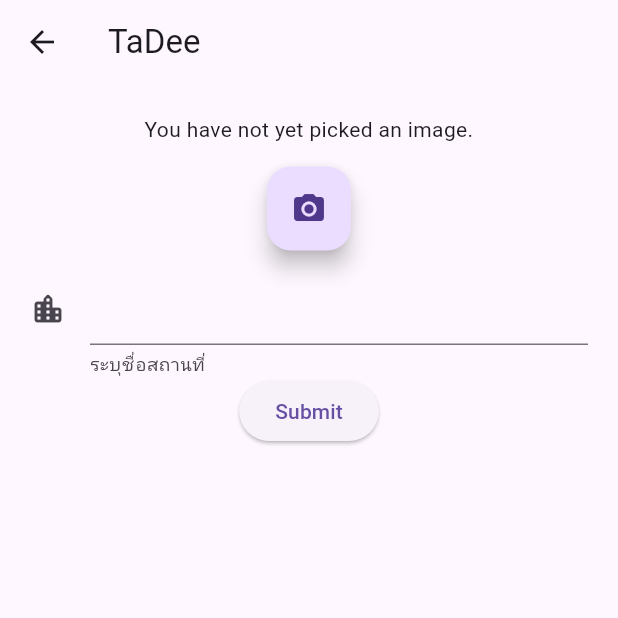
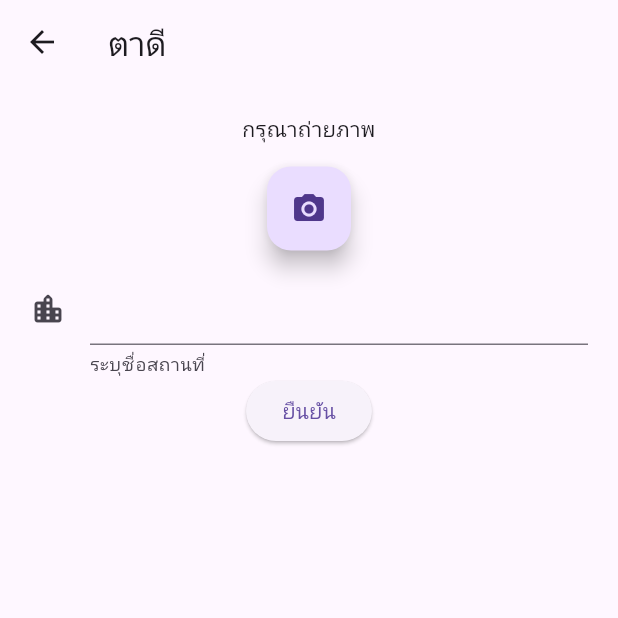
Before and after one commit to work2544/TaDee, a Flutter app: the UploadImage screen opened directly, on a phone screen of 412 x 824 dp, the top half of it. Run offline on Flutter 3.47's test engine with Material 3 defaults, Android fonts, the phone set to English and light mode, and no system bars; our stand-ins replace camera, flutter_tts, image_picker, location, permission_handler, speech_to_text and 1 more; missing offline and left inert: floating, flutter_vision, mongo_dart.

Commit message:
แปลไทย

```diff
--- a/lib/uploadimage.dart
+++ b/lib/uploadimage.dart
@@ -33,7 +33,7 @@ class _UploadImageState extends State<UploadImage> {
   Widget build(BuildContext context) {
     return Scaffold(
         appBar: AppBar(
-          title: const Text('TaDee'),
+          title: const Text('ตาดี'),
         ),
         body: isConnecting
             ? const Center(
@@ -77,7 +77,7 @@ class _UploadImageState extends State<UploadImage> {
                         ),
                         ElevatedButton(
                           onPressed: () async {
-                            if (_formKey.currentState!.validate() ||
+                            if (_formKey.currentState!.validate() &&
                                 mediaFile != null) {
                               upload();
                               Navigator.pushReplacement(
@@ -95,7 +95,7 @@ class _UploadImageState extends State<UploadImage> {
                               );
                             }
                           },
-                          child: const Text('Submit'),
+                          child: const Text('ยืนยัน'),
                         ),
                       ]),
                     ))));
@@ -120,6 +120,11 @@ class _UploadImageState extends State<UploadImage> {
   }
 
   void upload() async {
+
+    try {
+      if(mediaFile!=null){
+
+    }
     final bytes = await File(mediaFile!.path).readAsBytes();
 
     Map<String, dynamic> image = {
@@ -128,7 +133,6 @@ class _UploadImageState extends State<UploadImage> {
       "lng": currentLocation!.longitude,
       "data": base64Encode(bytes)
     };
-    try {
       await bucket.chunks.insert(image);
     } catch (e) {
       log(e.toString());
@@ -184,7 +188,7 @@ class _UploadImageState extends State<UploadImage> {
       );
     } else {
       return const Text(
-        'You have not yet picked an image.',
+        'กรุณาถ่ายภาพ',
         textAlign: TextAlign.center,
       );
     }
```
